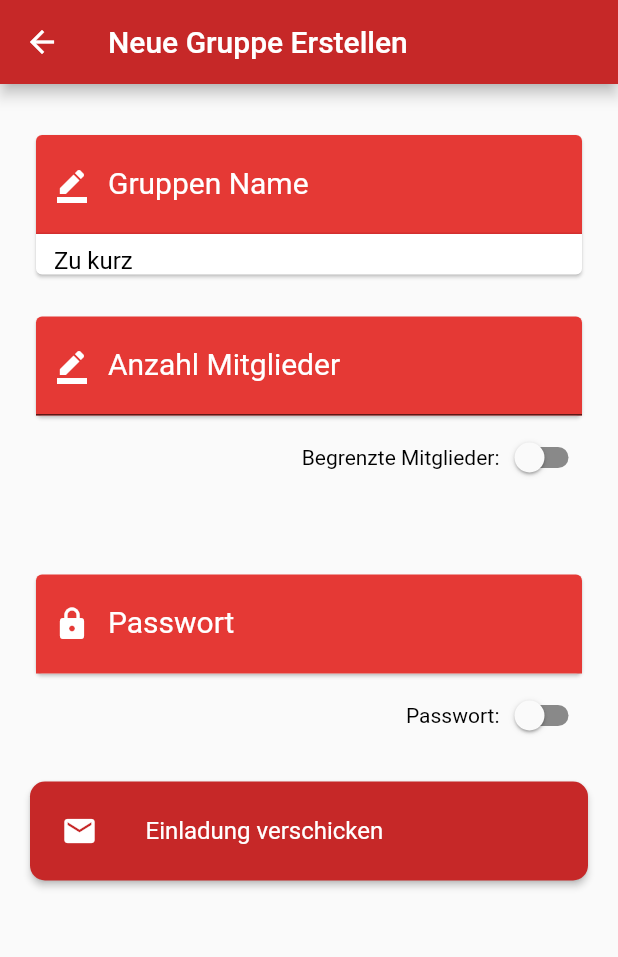
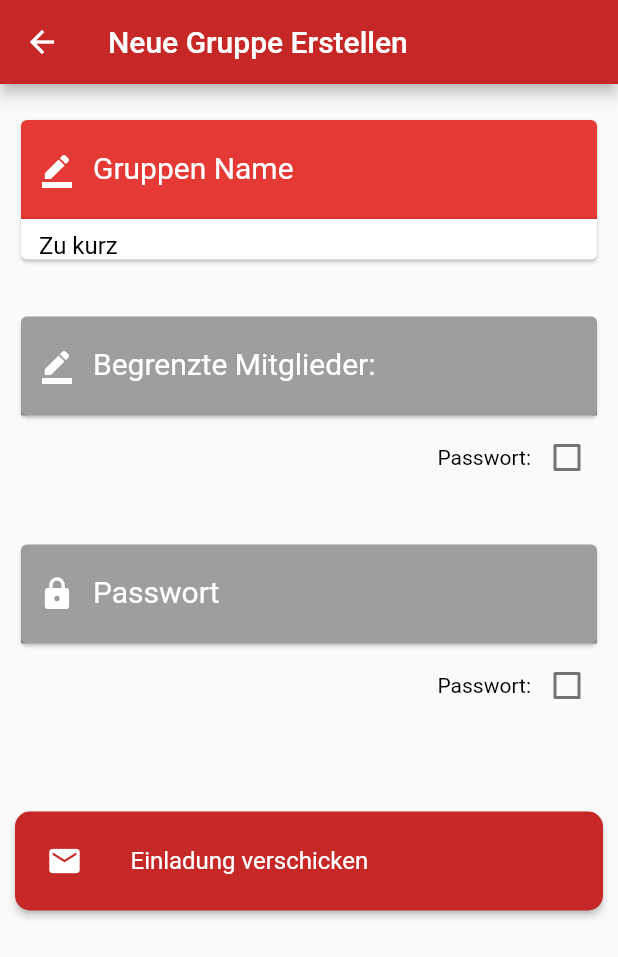
Before and after one commit to iKimon/g7-lfg, a Flutter app: the GroupMaking screen opened directly, after a tap on "Einladung verschicken", on a phone screen of 412 x 824 dp. Shown: the top 957 px of the screen. Run offline on Flutter 3.47's test engine with Material 2 defaults, Android fonts, the phone set to English and light mode, and no system bars; our stand-ins replace location; missing offline and left inert: map_view; generated files the repository leaves out were written again; statements that could not run were skipped.

Commit message:
Add files via upload

```diff
--- a/lib/groupeMaking.dart
+++ b/lib/groupeMaking.dart
@@ -12,50 +12,21 @@ class GroupMaking extends StatefulWidget{
   _GroupMaking createState() => new _GroupMaking(gruppen: gruppen);
 }
 
+
+String anzahl = '3';
 class _GroupMaking extends State<GroupMaking>
 {
-
-  bool begAnzahl;
-
   final List<Gruppen> gruppen;
   final pwKey = GlobalKey(debugLabel: 'ow');
   final formKey = GlobalKey<FormState>(debugLabel: 'inputText');
   String gruppenName = '2';
-  var anzahl;
   String password;
   _GroupMaking({Key key, @required this.gruppen});
-
 
   var pw = false;
 
   @override
   Widget build(BuildContext context) {
-    // TODO: implement build
-
-    /*Card pwCard = new Card( child: TextFormField(
-      // keyboardType: TextInputType.numberWithOptions(decimal: true, signed: false),
-      keyboardType: TextInputType.number,
-      style: TextStyle(color: Colors.white,fontSize: 20.0),
-      decoration: InputDecoration(
-          labelText: 'Passwort',
-          errorStyle: TextStyle(color: Colors.black, fontSize: 16.0),
-          labelStyle: TextStyle(color: Colors.white),
-          filled: true,
-          enabled: false,
-          fillColor: Colors.black38,
-          prefixIcon: Icon(Icons.lock, color: Colors.white,)
-      ),
-      // validator: (val) => val.contains('@') ? 'nicht erlaubt': null,
-      validator: (val){
-        if(val.contains(',') || val.contains('.') || val.contains(' ')){
-          return 'Nicht erlaubt!';
-        }else{
-          return null;
-        }
-      },
-      onSaved: (val) => anzahl = val,
-    ),);
-    */
     final Size screenSize = MediaQuery.of(context).size;
     return new Scaffold(
         appBar: new AppBar(
@@ -66,118 +37,42 @@ class _GroupMaking extends State<GroupMaking>
         body: ListView(
             children: <Widget>[
               Container(
-                padding: const EdgeInsets.all(20.0),
+                padding: const EdgeInsets.all(10.0),
                 child: Form(
                   key: formKey,
-                  child: Column(
+                  child: new Column(
+                    mainAxisAlignment: MainAxisAlignment.spaceEvenly,
                     children: <Widget>[
+
                       Divider(height: 10.0,color: Colors.transparent,),
+
                       Card(
                         child: TextFormField(
                           keyboardType: TextInputType.text,
                           style: TextStyle(color: Colors.white,fontSize: 20.0),
                           decoration: InputDecoration(
-                            //icon: Icon(Icons.border_color, color: Colors.black,),
                             labelText: 'Gruppen Name',
                             errorStyle: TextStyle(color: Colors.black, fontSize: 16.0),
                             labelStyle: TextStyle(color: Colors.white),
-                            //hintStyle: TextStyle(color: Colors.black),
-                           // hintText: 'Gruppen Name',
                             filled: true,
                             fillColor: Colors.red.shade600,
                             prefixIcon: Icon(Icons.border_color, color: Colors.white,),
-                            // labelStyle: TextStyle(color: Colors.black,fontSize: 20.0)
                           ),
                           validator: (val) => val.length <1 ? 'Zu kurz' :null,
                           onSaved: (val) => gruppenName = val,
                         ),
                       ),
 
-                      Divider(height: 20.0, color: Colors.transparent,),
-                      Card(
-                        child: TextFormField(
-                         // keyboardType: TextInputType.numberWithOptions(decimal: true, signed: false),
-                          keyboardType: TextInputType.number,
-                          style: TextStyle(color: Colors.white,fontSize: 20.0),
-                          decoration: InputDecoration(
-                              labelText: 'Anzahl Mitglieder',
-                              errorStyle: TextStyle(color: Colors.black, fontSize: 16.0),
-                              labelStyle: TextStyle(color: Colors.white),
-                              filled: true,
-                              fillColor: Colors.red.shade600,
-                              prefixIcon: Icon(Icons.border_color, color: Colors.white,)
-                          ),
-                          validator: (val){
-                            if(val.contains(',') || val.contains('.') || val.contains(' ')){
-                              return 'Nicht erlaubt!';
-                            }else{
-                              return null;
-                            }
-                          },
-                          onSaved: (val) => anzahl = val,
-                        ),
-                      ),
-                      Row(
-                        crossAxisAlignment: CrossAxisAlignment.center,
-                        mainAxisAlignment: MainAxisAlignment.end,
-                        children: <Widget>[
-                          Text('Begrenzte Mitglieder:',style: TextStyle(color: Colors.black), ),
-                          Switch(
-                            activeColor: Colors.black,
-                            activeTrackColor: Colors.red,
-                            inactiveTrackColor: Colors.black45,
-                            value: bool.fromEnvironment('Anzahl', defaultValue: false),
-                            onChanged: (value){
-                              begAnzahl = true;
-                            },
-                          ),
-                        ],
-                      ),
-                      Divider(height: 50.0, color: Colors.transparent,),
-                      Column(
-                        children: <Widget>[
-                          Card(
-                            child: TextFormField(
-                              // keyboardType: TextInputType.numberWithOptions(decimal: true, signed: false),
-                              keyboardType: TextInputType.text,
-                              style: TextStyle(color: Colors.white,fontSize: 20.0),
-                              decoration: InputDecoration(
-                                  labelText: 'Passwort',
-                                  enabled: pw,
-                                  errorStyle: TextStyle(color: Colors.black, fontSize: 16.0),
-                                  labelStyle: TextStyle(color: Colors.white),
-                                  filled: true,
-                                  fillColor: Colors.red.shade600,
-                                  prefixIcon: Icon(Icons.lock, color: Colors.white,)
-                              ),
-                              validator: (val){
-                                if(val.contains(',') || val.contains('.') || val.contains(' ')){
-                                  return 'Nicht erlaubt!';
-                                  }else{
-                                  return null;
-                                  }
-                                  },
-                            ),
-                          ),
-                        ],
-                      ),
-                      Row(
-                        crossAxisAlignment: CrossAxisAlignment.center,
-                        mainAxisAlignment: MainAxisAlignment.end,
-                        children: <Widget>[
-                          Text('Passwort:',style: TextStyle(color: Colors.black), ),
-                          Switch(
-                            activeColor: Colors.black,
-                            activeTrackColor: Colors.red,
-                            inactiveTrackColor: Colors.black45,
-                            value: bool.fromEnvironment('Pw', defaultValue: false),
-                            onChanged: (value){
-                              pw = value;
-                            },
-                          ),
-                        ],
-                      ),
-                      Divider(color: Colors.transparent,height: 20.0,),
+                      Divider(height: 30.0, color: Colors.transparent,),
+
+                      MemberField(),
+
+                      Divider(height: 30.0, color: Colors.transparent,),
+
+                      PasswordField(),
+
+                      Divider(color: Colors.transparent,height: 60.0,),
+
                       RaisedButton(
                         color: Colors.red[800],
                         splashColor: Colors.black,
@@ -191,12 +86,13 @@ class _GroupMaking extends State<GroupMaking>
                         ),
                         onPressed: (){
                           _submit();
-                          gruppen.add(new Gruppen(gruppenName, anzahl));
+                          gruppen.add(new Gruppen(gruppenName, anzahl.toString()));
                           if(formKey.currentState.validate()){
                             Navigator.push(context, new MaterialPageRoute(builder: (context) => new Einladung(gruppen: gruppen,)));
                           }
                         },
                       ),
+
                     ],
                   ),
                 ),
@@ -212,3 +108,130 @@ class _GroupMaking extends State<GroupMaking>
     }
   }
 }
+
+class PasswordField extends StatefulWidget{
+  PasswordField({Key key}) : super (key: key);
+  @override
+  _PasswordField createState() => _PasswordField();
+}
+
+class _PasswordField extends State<PasswordField>{
+  bool _pwAktive = false;
+
+  void _handleTap(value){
+    setState(() {
+      //_pwAktive != _pwAktive;
+      if(_pwAktive){
+        _pwAktive = false;
+      }else{
+        _pwAktive = true;
+      }
+    });
+  }
+
+  Widget build(BuildContext context){
+    return Column(
+      children: <Widget>[
+        Card(
+          child: TextFormField(
+            keyboardType: TextInputType.text,
+            style: TextStyle(color: Colors.white,fontSize: 20.0),
+            decoration: InputDecoration(
+                labelText: 'Passwort',
+                enabled: _pwAktive,
+                errorStyle: TextStyle(color: Colors.black, fontSize: 16.0),
+                labelStyle: TextStyle(color: Colors.white),
+                filled: true,
+                fillColor: _pwAktive ? Colors.red.shade600 : Colors.black38,
+                prefixIcon: Icon(Icons.lock, color: Colors.white,)
+            ),
+            validator: (val){
+              if(val.contains(',') || val.contains('.') || val.contains(' ')){
+                return 'Nicht erlaubt!';
+              }else{
+                return null;
+              }
+            },
+          ),
+        ),
+        Row(
+          crossAxisAlignment: CrossAxisAlignment.center,
+          mainAxisAlignment: MainAxisAlignment.end,
+          children: <Widget>[
+            Text('Passwort:',style: TextStyle(color: Colors.black), ),
+            Checkbox(
+              activeColor: Colors.black,
+              value: _pwAktive ? true : false,
+              onChanged: _handleTap,
+            ),
+          ],
+        ),
+      ],
+    );
+  }
+
+}
+
+class MemberField extends StatefulWidget{
+  MemberField({Key key}) : super (key: key);
+  @override
+  _MemberField createState() => _MemberField();
+}
+
+class _MemberField extends State<MemberField>{
+  bool _mAktive = false;
+
+  void _handleTap(value){
+    setState(() {
+      if(_mAktive){
+        _mAktive = false;
+      }else{
+        _mAktive = true;
+      }
+    });
+  }
+
+  Widget build(BuildContext context){
+    return Column(
+      children: <Widget>[
+        Card(
+          child: TextFormField(
+            // keyboardType: TextInputType.numberWithOptions(decimal: true, signed: false),
+            keyboardType: TextInputType.number,
+            style: TextStyle(color: Colors.white,fontSize: 20.0),
+            decoration: InputDecoration(
+                labelText: 'Begrenzte Mitglieder:',
+                enabled: _mAktive,
+                errorStyle: TextStyle(color: Colors.black, fontSize: 16.0),
+                labelStyle: TextStyle(color: Colors.white),
+                filled: true,
+                fillColor: _mAktive ? Colors.red.shade600 : Colors.black38,
+                prefixIcon: Icon(Icons.border_color, color: Colors.white,)
+            ),
+            validator: (val){
+              if(val.contains(',') || val.contains('.') || val.contains(' ')){
+                return 'Nicht erlaubt!';
+              }else{
+                return null;
+              }
+            },
+            onSaved: (val) => anzahl = val,
+          ),
+        ),
+        Row(
+          crossAxisAlignment: CrossAxisAlignment.center,
+          mainAxisAlignment: MainAxisAlignment.end,
+          children: <Widget>[
+            Text('Passwort:',style: TextStyle(color: Colors.black), ),
+            Checkbox(
+              activeColor: Colors.black,
+              value: _mAktive ? true : false,
+              onChanged: _handleTap,
+            ),
+          ],
+        ),
+      ],
+    );
+  }
+
+}
```
